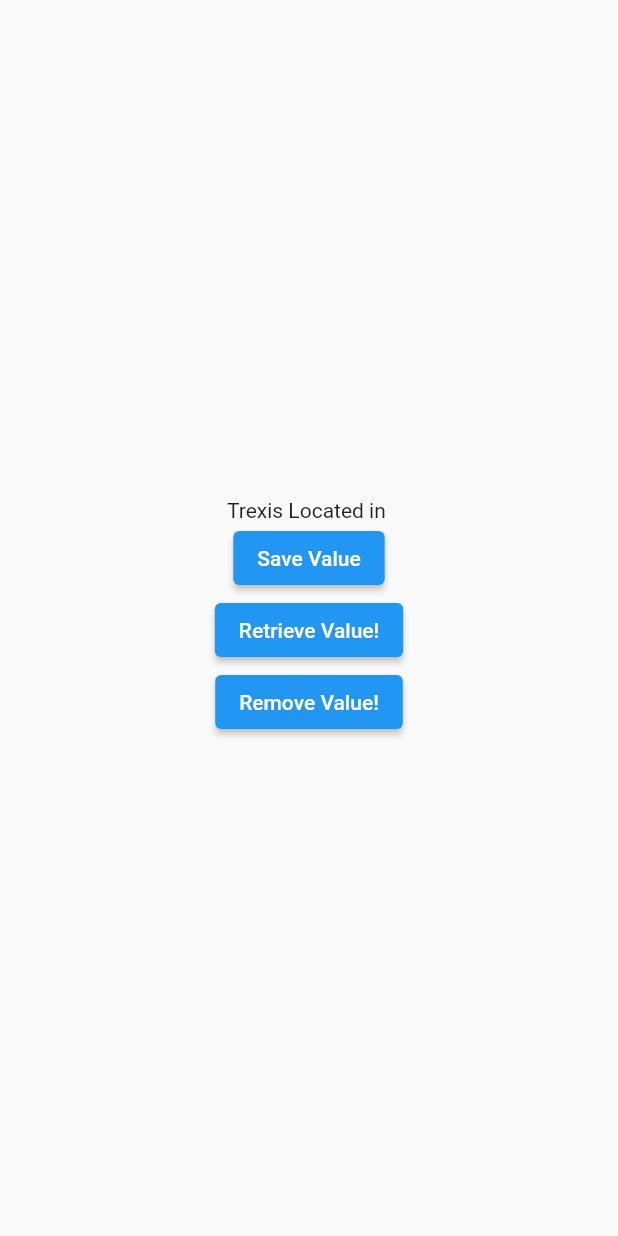
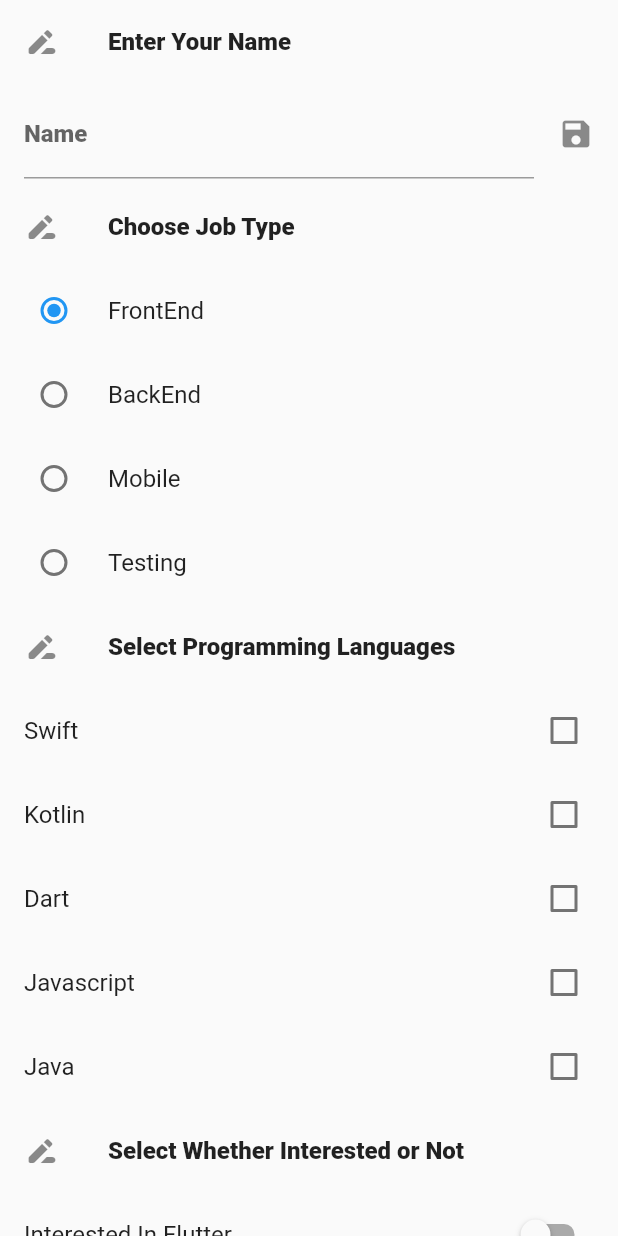
Before and after one commit to chaitanya-penjri/Trexis-Flutter-App, a Flutter app: the screen it shows after launch, on a phone screen of 412 x 824 dp. Run offline on Flutter 3.47's test engine with Material 2 defaults, Android fonts, the phone set to English and light mode, and no system bars; our stand-ins replace google_fonts, shared_preferences.

Commit message:
# learnt almost every method of shared preferences usage

```diff
--- /dev/null
+++ b/lib/models/user_preferences.dart
@@ -0,0 +1,17 @@
+enum JobTypes { FRONTEND, BACKEND, MOBILE, TESTING }
+
+enum ProgrammingLanguages { SWIFT, KOTLIN, DART, JAVASCRIPT, JAVA }
+
+class UserPreferences {
+  final String name;
+  final JobTypes jobType;
+  final Set<ProgrammingLanguages> programmingLanguages;
+  final bool isInterested;
+
+  UserPreferences({
+    required this.name,
+    required this.jobType,
+    required this.programmingLanguages,
+    required this.isInterested,
+  });
+}
--- /dev/null
+++ b/lib/preferences/PreferenceService.dart
@@ -0,0 +1,33 @@
+import 'package:flutter_trexis_app/models/user_preferences.dart';
+import 'package:shared_preferences/shared_preferences.dart';
+
+class PreferenceService {
+  Future updatePreferences(UserPreferences preferences) async {
+    final _sharedPrefs = await SharedPreferences.getInstance();
+
+    await _sharedPrefs.setString('name', preferences.name);
+    await _sharedPrefs.setBool('is_interested', preferences.isInterested);
+    await _sharedPrefs.setInt('job_type', preferences.jobType.index);
+    await _sharedPrefs.setStringList(
+        'programming_languages',
+        preferences.programmingLanguages
+            .map((pl) => pl.index.toString())
+            .toList());
+
+    print('Preferences Saved!');
+  }
+
+  Future<UserPreferences> retrievePreferences() async {
+    final _sharedPrefs = await SharedPreferences.getInstance();
+
+    return UserPreferences(
+      name: _sharedPrefs.getString('name') ?? '',
+      jobType: JobTypes.values[_sharedPrefs.getInt('job_type') ?? 0],
+      programmingLanguages:
+          (_sharedPrefs.getStringList('programming_languages') ?? [])
+              .map((pl) => ProgrammingLanguages.values[int.parse(pl)])
+              .toSet(),
+      isInterested: _sharedPrefs.getBool('is_interested') ?? false,
+    );
+  }
+}
--- a/lib/user_preferences_page.dart
+++ b/lib/user_preferences_page.dart
@@ -1,69 +1,231 @@
+import 'package:flutter_trexis_app/models/user_preferences.dart';
+import 'package:flutter_trexis_app/preferences/PreferenceService.dart';
+import 'package:google_fonts/google_fonts.dart';
 import 'package:shared_preferences/shared_preferences.dart';
 import 'package:flutter/material.dart';
 
 class UserPreferencesPage extends StatefulWidget {
-  const UserPreferencesPage({Key? key}) : super(key: key);
+  UserPreferencesPage({Key? key}) : super(key: key);
+
+  final _preferenceService = PreferenceService();
 
   @override
   State<UserPreferencesPage> createState() => _UserPreferencesPageState();
 }
 
 class _UserPreferencesPageState extends State<UserPreferencesPage> {
+  var _nameController = TextEditingController();
+  var _selectedJobType = JobTypes.BACKEND;
+  var _selectedLanguages = Set<ProgrammingLanguages>();
+  var _interestedInFlutter = false;
 
-  String someValue = '';
+  @override
+  void initState() {
+    super.initState();
 
-  Future<SharedPreferences> _getSharedPreferences() async {
-    return await SharedPreferences.getInstance();
+    _retrieveAndShowPreferences();
   }
 
-  void _storeValue() async {
-    var sharedPrefs = await _getSharedPreferences();
+  void _retrieveAndShowPreferences() async {
+    final userPreferences = await widget._preferenceService.retrievePreferences();
 
-    await sharedPrefs.setString('trexis_office', 'Atlanta, GA');
-  }
-
-  void _retrieveValue() async {
-    var sharedPrefs = await _getSharedPreferences();
-
-    var value = await sharedPrefs.getString('trexis_office');
     setState(() {
-      someValue = value ?? "No value is There!";
+      _nameController.text = userPreferences.name;
+      _selectedJobType = userPreferences.jobType;
+      _selectedLanguages = userPreferences.programmingLanguages;
+      _interestedInFlutter = userPreferences.isInterested;
     });
   }
 
-  void _removeValue() async {
-    var sharedPrefs = await _getSharedPreferences();
+  void _updatePreferences() async {
+    await widget._preferenceService.updatePreferences(UserPreferences(
+      name: _nameController.text,
+      jobType: _selectedJobType,
+      programmingLanguages: _selectedLanguages,
+      isInterested: _interestedInFlutter,
+    ));
 
-    await sharedPrefs.remove('trexis_office');
-    _retrieveValue();
   }
 
   @override
   Widget build(BuildContext context) {
     return Scaffold(
-      body: Center(
-        child: Column(
-          mainAxisAlignment: MainAxisAlignment.center,
-          children: [
-            Text('Trexis Located in $someValue'),
-
-            ElevatedButton(
-              onPressed: _storeValue,
-              child: Text('Save Value'),
+        body: ListView(
+      scrollDirection: Axis.vertical,
+      children: [
+        ListTile(
+          title: Text(
+            'Enter Your Name',
+            style: TextStyle(fontWeight: FontWeight.w800),
+          ),
+          leading: Icon(
+            Icons.drive_file_rename_outline_rounded,
+          ),
+          onTap: () {},
+        ),
+        ListTile(
+          title: TextField(
+            controller: _nameController,
+            decoration: InputDecoration(labelText: 'Name'),
+            style: TextStyle(fontWeight: FontWeight.w800),
+          ),
+          trailing: Icon(
+            Icons.save,
+          ),
+          onTap: () {},
+        ),
+        ListTile(
+          title: Text(
+            'Choose Job Type',
+            style: TextStyle(fontWeight: FontWeight.w800),
+          ),
+          leading: Icon(
+            Icons.drive_file_rename_outline_rounded,
+          ),
+          onTap: () {},
+        ),
+        RadioListTile<JobTypes>(
+          title: Text('FrontEnd'),
+          value: JobTypes.FRONTEND,
+          groupValue: _selectedJobType,
+          onChanged: (newValue) {
+            setState(() {
+              _selectedJobType = newValue!;
+            });
+          },
+        ),
+        RadioListTile<JobTypes>(
+          title: Text('BackEnd'),
+          value: JobTypes.BACKEND,
+          groupValue: _selectedJobType,
+          onChanged: (newValue) {
+            setState(() {
+              _selectedJobType = newValue!;
+            });
+          },
+        ),
+        RadioListTile<JobTypes>(
+          title: Text('Mobile'),
+          value: JobTypes.MOBILE,
+          groupValue: _selectedJobType,
+          onChanged: (newValue) {
+            setState(() {
+              _selectedJobType = newValue!;
+            });
+          },
+        ),
+        RadioListTile<JobTypes>(
+          title: Text('Testing'),
+          value: JobTypes.TESTING,
+          groupValue: _selectedJobType,
+          onChanged: (newValue) {
+            setState(() {
+              _selectedJobType = newValue!;
+            });
+          },
+        ),
+        ListTile(
+          title: Text(
+            'Select Programming Languages',
+            style: TextStyle(fontWeight: FontWeight.w800),
+          ),
+          leading: Icon(
+            Icons.drive_file_rename_outline_rounded,
+          ),
+          onTap: () {},
+        ),
+        CheckboxListTile(
+          title: Text('Swift'),
+          value: _selectedLanguages.contains(ProgrammingLanguages.SWIFT),
+          onChanged: (checked) {
+            setState(() {
+              (checked!)
+                  ? _selectedLanguages.add(ProgrammingLanguages.SWIFT)
+                  : _selectedLanguages.remove(ProgrammingLanguages.SWIFT);
+            });
+          },
+        ),
+        CheckboxListTile(
+          title: Text('Kotlin'),
+          value: _selectedLanguages.contains(ProgrammingLanguages.KOTLIN),
+          onChanged: (checked) {
+            setState(() {
+              (checked!)
+                  ? _selectedLanguages.add(ProgrammingLanguages.KOTLIN)
+                  : _selectedLanguages.remove(ProgrammingLanguages.KOTLIN);
+            });
+          },
+        ),
+        CheckboxListTile(
+          title: Text('Dart'),
+          value: _selectedLanguages.contains(ProgrammingLanguages.DART),
+          onChanged: (checked) {
+            setState(() {
+              (checked!)
+                  ? _selectedLanguages.add(ProgrammingLanguages.DART)
+                  : _selectedLanguages.remove(ProgrammingLanguages.DART);
+            });
+          },
+        ),
+        CheckboxListTile(
+          title: Text('Javascript'),
+          value: _selectedLanguages.contains(ProgrammingLanguages.JAVASCRIPT),
+          onChanged: (checked) {
+            setState(() {
+              (checked!)
+                  ? _selectedLanguages.add(ProgrammingLanguages.JAVASCRIPT)
+                  : _selectedLanguages.remove(ProgrammingLanguages.JAVASCRIPT);
+            });
+          },
+        ),
+        CheckboxListTile(
+          title: Text('Java'),
+          value: _selectedLanguages.contains(ProgrammingLanguages.JAVA),
+          onChanged: (checked) {
+            setState(() {
+              (checked!)
+                  ? _selectedLanguages.add(ProgrammingLanguages.JAVA)
+                  : _selectedLanguages.remove(ProgrammingLanguages.JAVA);
+            });
+          },
+        ),
+        ListTile(
+          title: Text(
+            'Select Whether Interested or Not',
+            style: TextStyle(fontWeight: FontWeight.w800),
+          ),
+          leading: Icon(
+            Icons.drive_file_rename_outline_rounded,
+          ),
+          onTap: () {},
+        ),
+        SwitchListTile(
+          title: Text('Interested In Flutter'),
+          value: _interestedInFlutter,
+          onChanged: (changed) {
+            setState(() {
+              _interestedInFlutter = changed;
+            });
+          },
+        ),
+        TextButton(onPressed: _updatePreferences, child: Text('Save/Update Preferences')),
+        ListTile(
+          title: Container(
+            height: 200,
+            decoration: BoxDecoration(
+              shape: BoxShape.circle,
+              color: Colors.orange,
             ),
-
-            ElevatedButton(
-              onPressed: _retrieveValue,
-              child: Text('Retrieve Value!'),
-            ),
-
-            ElevatedButton(
-              onPressed: _removeValue,
-              child: Text('Remove Value!'),
-            ),
-          ],
-        ),
-      ),
-    );
+            child: Center(child: Text('End of Preferences!',
+            style: GoogleFonts.vesperLibre(
+              color: Colors.white,
+              letterSpacing: 2,
+              fontSize: 16,
+              fontWeight: FontWeight.bold
+            ),)),
+          ),
+        )
+      ],
+    ));
   }
 }
```
